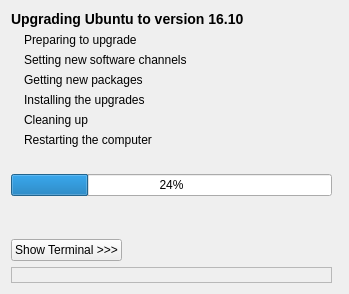
Above: DistUpgrade/window_main.ui from stek29/ubuntu-release-upgrader before the change. Below: the same form after it.
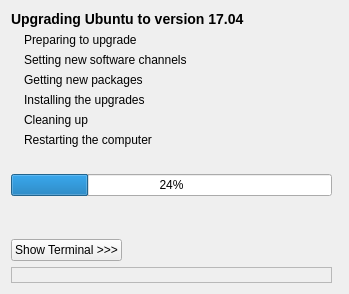
That is the form after the change.

Commit message: * DistUpgrade/{EOL,Devel}ReleaseAnnouncement,   DistUpgrade/DistUpgrade/window_main.ui,   data/gtkbuilder/DistUpgrade.ui,   data/DistUpgrade.cfg,   pre-build.sh:   - updated for 16.10 -> 17.04

Patch:
```diff
--- a/DistUpgrade/window_main.ui
+++ b/DistUpgrade/window_main.ui
@@ -236,7 +236,7 @@
    <item row="0" column="0" colspan="4">
     <widget class="QLabel" name="label_title">
      <property name="text">
-      <string>&lt;b&gt;&lt;big&gt;Upgrading Ubuntu to version 16.10&lt;/big&gt;&lt;/b&gt;</string>
+      <string>&lt;b&gt;&lt;big&gt;Upgrading Ubuntu to version 17.04&lt;/big&gt;&lt;/b&gt;</string>
      </property>
      <property name="wordWrap">
       <bool>false</bool>
```
The commit also changes 7 other files.
